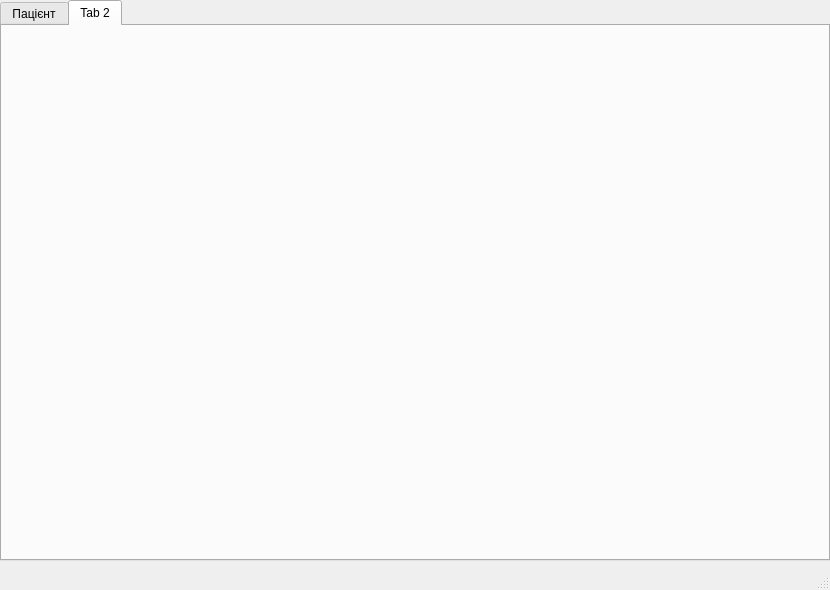
Qt form untitled.ui (Coldqz/hospitalqt) before a commit.
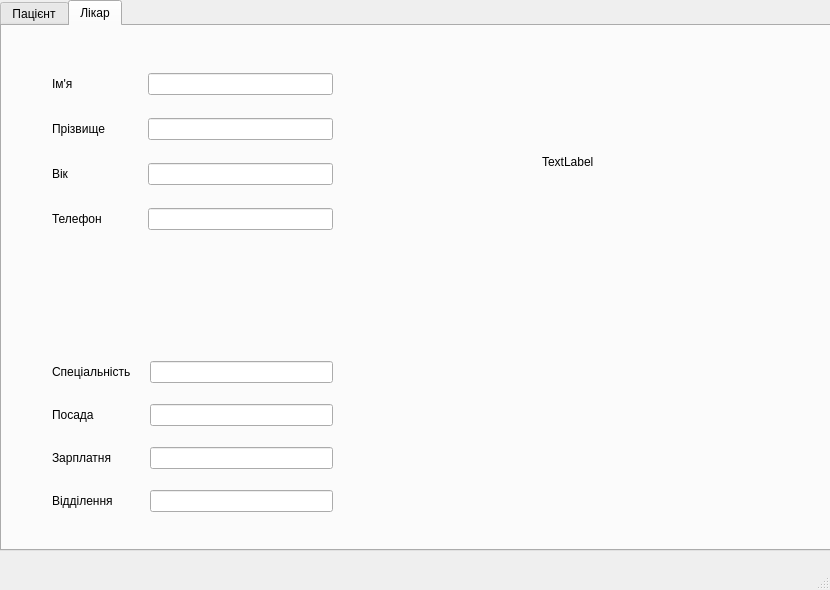
The same form after that commit. The open tabs and pages were chosen to show the change.

Commit message: Clear button and download photo test

Diff of the .ui file:
```diff
--- a/untitled.ui
+++ b/untitled.ui
@@ -40,20 +40,20 @@
      <rect>
       <x>0</x>
       <y>0</y>
-      <width>830</width>
-      <height>561</height>
+      <width>841</width>
+      <height>551</height>
      </rect>
     </property>
     <property name="minimumSize">
      <size>
-      <width>830</width>
-      <height>561</height>
+      <width>841</width>
+      <height>551</height>
      </size>
     </property>
     <property name="maximumSize">
      <size>
-      <width>830</width>
-      <height>561</height>
+      <width>841</width>
+      <height>551</height>
      </size>
     </property>
     <property name="currentIndex">
@@ -297,8 +297,128 @@
     </widget>
     <widget class="QWidget" name="tab_2">
      <attribute name="title">
-      <string>Tab 2</string>
+      <string>Лікар</string>
      </attribute>
+     <widget class="QLabel" name="photoLabel_2">
+      <property name="geometry">
+       <rect>
+        <x>540</x>
+        <y>30</y>
+        <width>241</width>
+        <height>211</height>
+       </rect>
+      </property>
+      <property name="cursor">
+       <cursorShape>ArrowCursor</cursorShape>
+      </property>
+      <property name="text">
+       <string>TextLabel</string>
+      </property>
+     </widget>
+     <widget class="QWidget" name="gridLayoutWidget_3">
+      <property name="geometry">
+       <rect>
+        <x>50</x>
+        <y>30</y>
+        <width>281</width>
+        <height>191</height>
+       </rect>
+      </property>
+      <layout class="QGridLayout" name="gridLayout_3">
+       <item row="1" column="0">
+        <widget class="QLabel" name="label_10">
+         <property name="text">
+          <string>Прізвище</string>
+         </property>
+        </widget>
+       </item>
+       <item row="2" column="1">
+        <widget class="QLineEdit" name="lineage_2"/>
+       </item>
+       <item row="1" column="1">
+        <widget class="QLineEdit" name="linesurname_2"/>
+       </item>
+       <item row="0" column="0">
+        <widget class="QLabel" name="label_11">
+         <property name="text">
+          <string>Ім'я</string>
+         </property>
+        </widget>
+       </item>
+       <item row="0" column="1">
+        <widget class="QLineEdit" name="lineEditname_2"/>
+       </item>
+       <item row="3" column="0">
+        <widget class="QLabel" name="label_12">
+         <property name="text">
+          <string>Телефон            </string>
+         </property>
+        </widget>
+       </item>
+       <item row="2" column="0">
+        <widget class="QLabel" name="label_13">
+         <property name="text">
+          <string>Вік</string>
+         </property>
+        </widget>
+       </item>
+       <item row="3" column="1">
+        <widget class="QLineEdit" name="linenumber_2"/>
+       </item>
+      </layout>
+     </widget>
+     <widget class="QWidget" name="gridLayoutWidget_4">
+      <property name="geometry">
+       <rect>
+        <x>50</x>
+        <y>320</y>
+        <width>281</width>
+        <height>181</height>
+       </rect>
+      </property>
+      <layout class="QGridLayout" name="gridLayout_4">
+       <item row="4" column="1">
+        <widget class="QLabel" name="label_16">
+         <property name="text">
+          <string>Відділення</string>
+         </property>
+        </widget>
+       </item>
+       <item row="1" column="2">
+        <widget class="QLineEdit" name="linestate_2"/>
+       </item>
+       <item row="2" column="2">
+        <widget class="QLineEdit" name="linesalary_2"/>
+       </item>
+       <item row="0" column="1">
+        <widget class="QLabel" name="label_14">
+         <property name="text">
+          <string>Спеціальність    </string>
+         </property>
+        </widget>
+       </item>
+       <item row="2" column="1">
+        <widget class="QLabel" name="label_17">
+         <property name="text">
+          <string>Зарплатня</string>
+         </property>
+        </widget>
+       </item>
+       <item row="1" column="1">
+        <widget class="QLabel" name="label_15">
+         <property name="text">
+          <string>Посада</string>
+         </property>
+        </widget>
+       </item>
+       <item row="0" column="2">
+        <widget class="QLineEdit" name="linespeciality_2"/>
+       </item>
+       <item row="4" column="2">
+        <widget class="QLineEdit" name="linedepartment"/>
+       </item>
+      </layout>
+     </widget>
     </widget>
    </widget>
   </widget>
```
Left out of the diff: 157 changed lines with no effect on the pictures. The commit also changes 4 other files.
